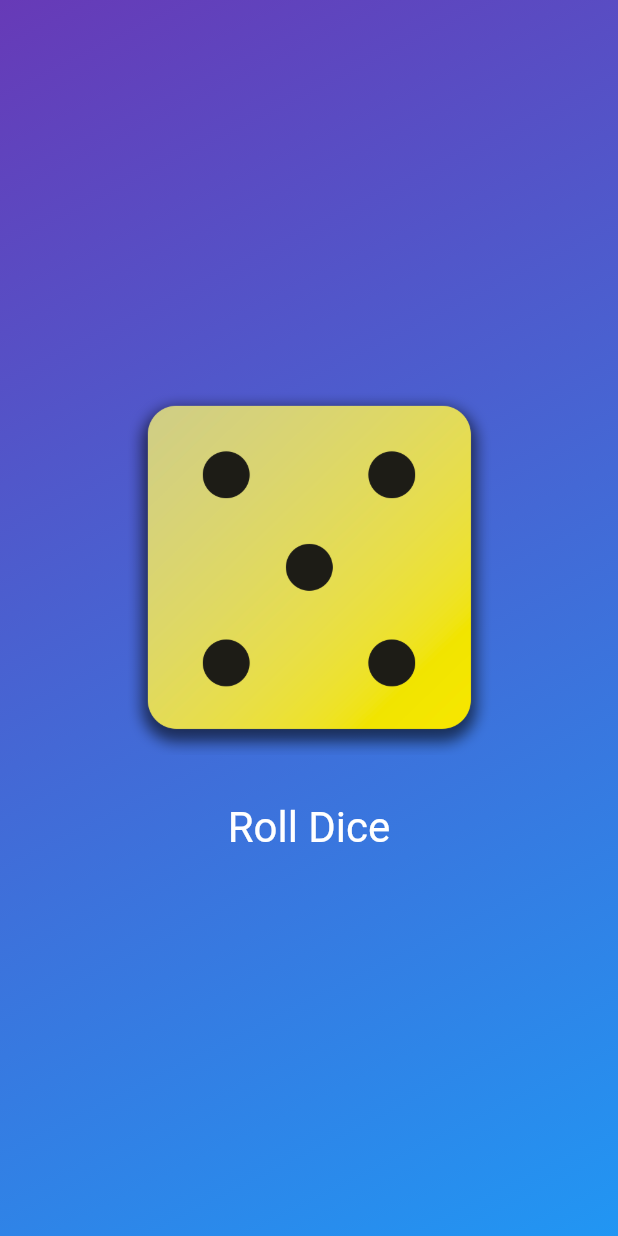
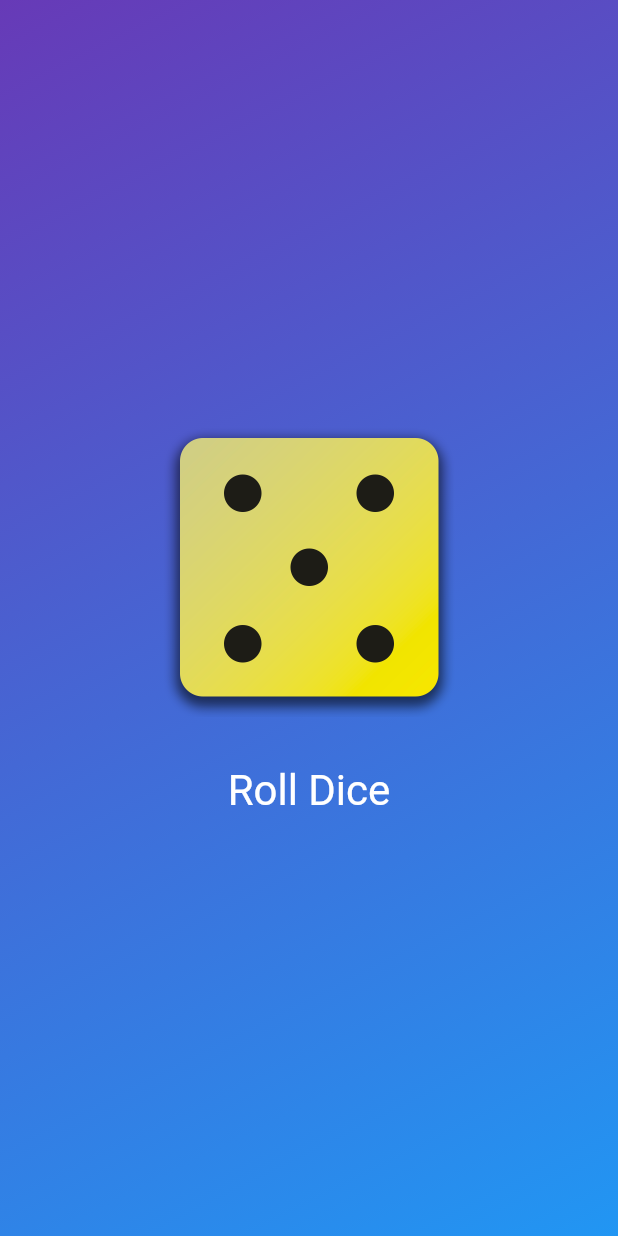
Before and after one commit to nahidmeraj765/roll-dice-app, a Flutter app: the screen it shows after launch, after a tap on "Roll Dice", on a phone screen of 412 x 824 dp. Run offline on Flutter 3.47's test engine with Material 3 defaults, Android fonts, the light colour scheme and no system bars.

Commit message:
updated the project

```diff
--- a/lib/roll_dice.dart
+++ b/lib/roll_dice.dart
@@ -1,6 +1,7 @@
 import 'package:flutter/material.dart';
 import 'dart:math';
 
+final randomizer = Random();
 class DiceRoller extends StatefulWidget {
   const DiceRoller({super.key});
 
@@ -10,22 +11,21 @@ class DiceRoller extends StatefulWidget {
   }
 }
 
-class _DiceRollerState extends State<DiceRoller>{
-  var activeDiceImage = 'assets/images/dice-1.png';
+class _DiceRollerState extends State<DiceRoller> {
+  var currentDiceRoll = 2;
 
   void rollDice() {
-    var x = Random().nextInt(6) + 1;
     setState(() {
-      activeDiceImage = 'assets/images/dice-$x.png';
+      currentDiceRoll = randomizer.nextInt(6) + 1;
     });
   }
 
   @override
-  Widget build(context){
+  Widget build(context) {
     return Column(
       mainAxisSize: MainAxisSize.min,
       children: [
-            Image.asset(activeDiceImage, width: 250),
+        Image.asset('assets/images/dice-$currentDiceRoll.png', width: 200),
         const SizedBox(
           height: 20,
         ),
```
Lines whose indentation alone changed are shown as unchanged.
